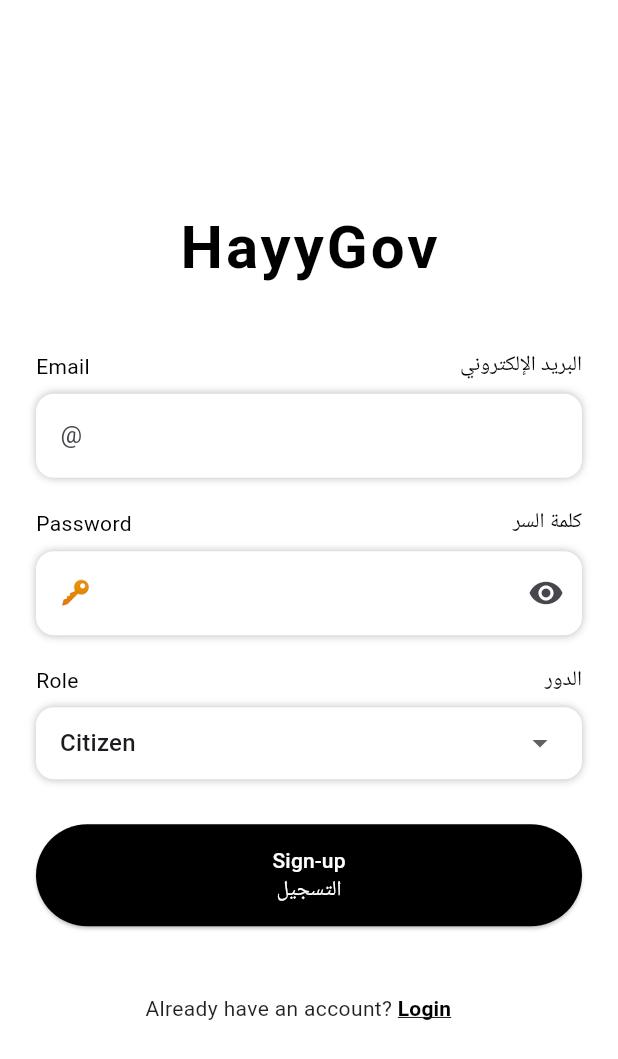
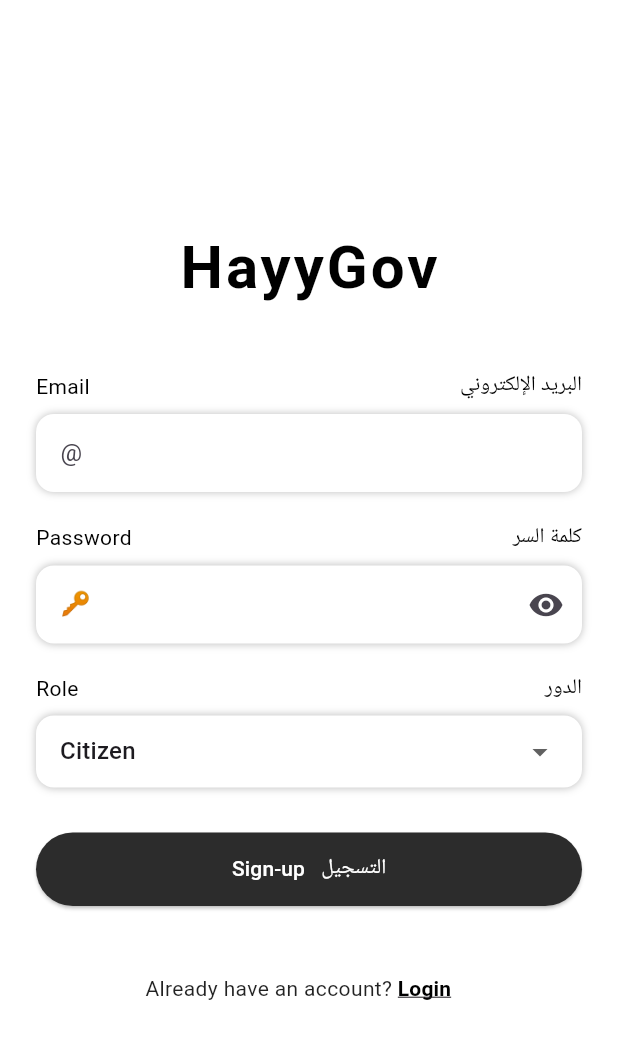
Before and after one commit to JimmyDevvvvv/HayyGov, a Flutter app: the SignupScreen screen opened directly with empty values, on a phone screen of 412 x 824 dp. Shown: the top 1059 px of the screen. Run offline on Flutter 3.47's test engine with Material 3 defaults, Android fonts, the phone set to English and light mode, and no system bars; our stand-ins replace cached_network_image, cloud_firestore, connectivity_plus, firebase_auth, firebase_core, flutter_dotenv and 1 more; missing offline and left inert: translator; accounts and stored records are empty.

Commit message:
BOOM just ocd stuff

```diff
--- a/lib/screens/signup_screen.dart
+++ b/lib/screens/signup_screen.dart
@@ -74,7 +74,7 @@ class _SignupScreenState extends State<SignupScreen> {
                   controller: emailController,
                   decoration: const InputDecoration(
                     hintText: '@',
-                    contentPadding: EdgeInsets.symmetric(horizontal: 16, vertical: 16), // <-- Add vertical padding
+                    contentPadding: EdgeInsets.symmetric(horizontal: 16, vertical: 14), // <-- Add vertical padding
                     border: InputBorder.none,
                   ),
                 ),
@@ -104,7 +104,7 @@ class _SignupScreenState extends State<SignupScreen> {
                   obscureText: obscurePassword,
                   decoration: InputDecoration(
                     hintText: '🔑',
-                    contentPadding: const EdgeInsets.symmetric(horizontal: 16, vertical: 16), // <-- Match padding
+                    contentPadding: const EdgeInsets.symmetric(horizontal: 16, vertical: 14), // <-- Match padding
                     border: InputBorder.none,
                     suffixIcon: IconButton(
                       icon: Icon(
@@ -163,7 +163,7 @@ class _SignupScreenState extends State<SignupScreen> {
                 child: ElevatedButton(
                   onPressed: _signUp,
                   style: ElevatedButton.styleFrom(
-                    backgroundColor: Colors.black,
+                    backgroundColor: Color(0xFF2c2c2c),
                     padding: const EdgeInsets.symmetric(vertical: 14),
                     shape: RoundedRectangleBorder(
                       borderRadius: BorderRadius.circular(50),
@@ -171,8 +171,7 @@ class _SignupScreenState extends State<SignupScreen> {
                   ),
                   child: const Column(
                     children: [
-                      Text('Sign-up', style: TextStyle(color: Colors.white)),
-                      Text('التسجيل', style: TextStyle(color: Colors.white)),
+                      Text('Sign-up   التسجيل', style: TextStyle(color: Colors.white)),
                     ],
                   ),
                 ),
```
Also changed, not shown: lib/screens/login_screen.dart (+6 -7 lines), 2 other files.
